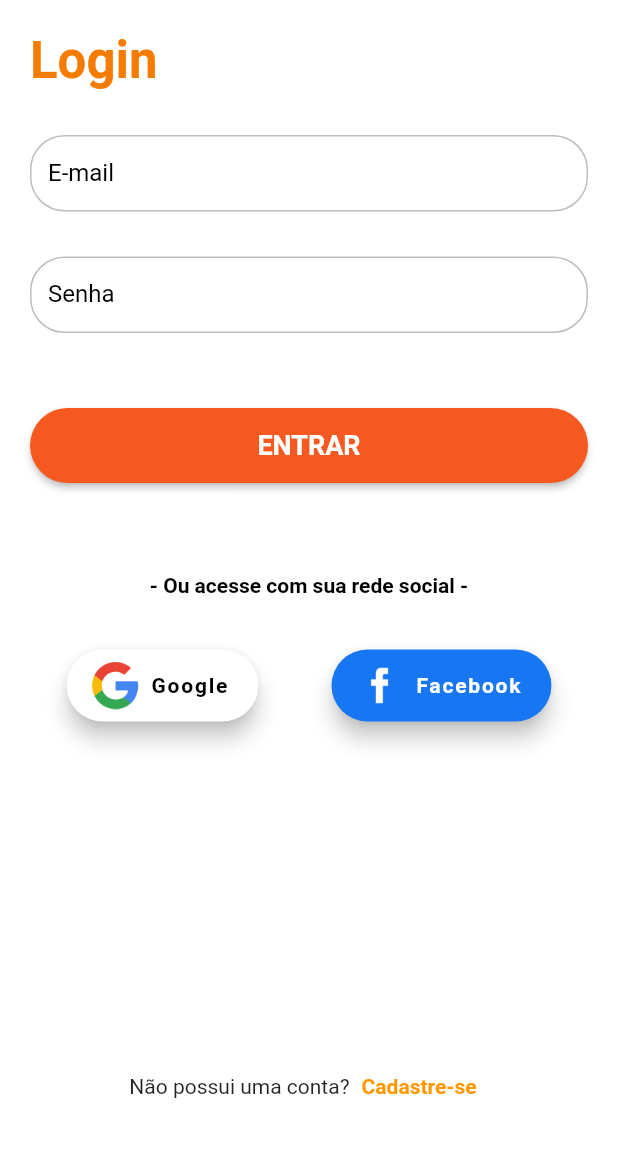
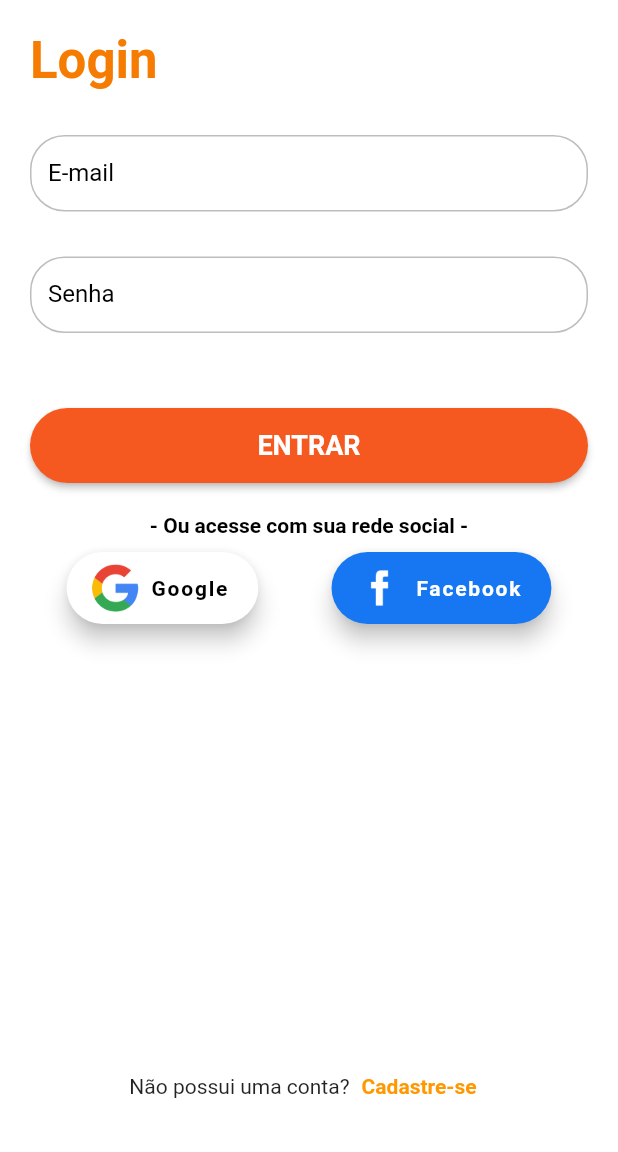
Before and after one commit to renatorv/instapet, a Flutter app: the screen it shows after launch, on a phone screen of 412 x 824 dp, the part 84-1236 px from its top. Run offline on Flutter 3.47's test engine with Material 2 defaults, Android fonts, the phone set to English and light mode, and no system bars; our stand-ins replace firebase_auth, firebase_core, get, google_sign_in, lottie, shared_preferences; missing offline and left inert: flutter_facebook_auth, validatorless; accounts and stored records are empty.

```diff
--- a/lib/app/modules/login/login_page.dart
+++ b/lib/app/modules/login/login_page.dart
@@ -49,7 +49,7 @@ class LoginPage extends GetView<LoginController> {
                           width: context.width,
                         ),
                       ),
-                      const SizedBox(height: 60),
+                      const SizedBox(height: 20),
                       Center(
                         child: Text(
                           '- Ou acesse com sua rede social -',
@@ -59,7 +59,7 @@ class LoginPage extends GetView<LoginController> {
                           ),
                         ),
                       ),
-                      const SizedBox(height: 35),
+                      const SizedBox(height: 10),
                       Row(
                         mainAxisAlignment: MainAxisAlignment.spaceAround,
                         children: [
--- a/lib/app/repositories/auth/auth_repository_impl.dart
+++ b/lib/app/repositories/auth/auth_repository_impl.dart
@@ -14,7 +14,7 @@ class AuthRepositoryImpl implements AuthRepository {
   @override
   Future<UserModel> register(String name, String email, String password) async {
     final result = await _restClient.post(
-      '/auth/register',
+      '/sign-up',
       {
         'name': name,
         'email': email,
```
Also changed, not shown: lib/app/core/rest_client/rest_client.dart (+23 -1 lines), lib/app/modules/register/register_controller.dart (+5 -2 lines).
